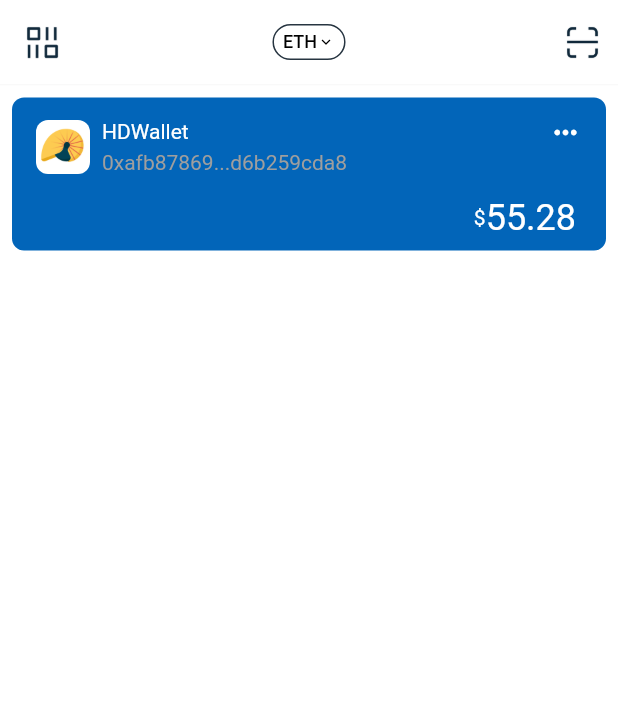
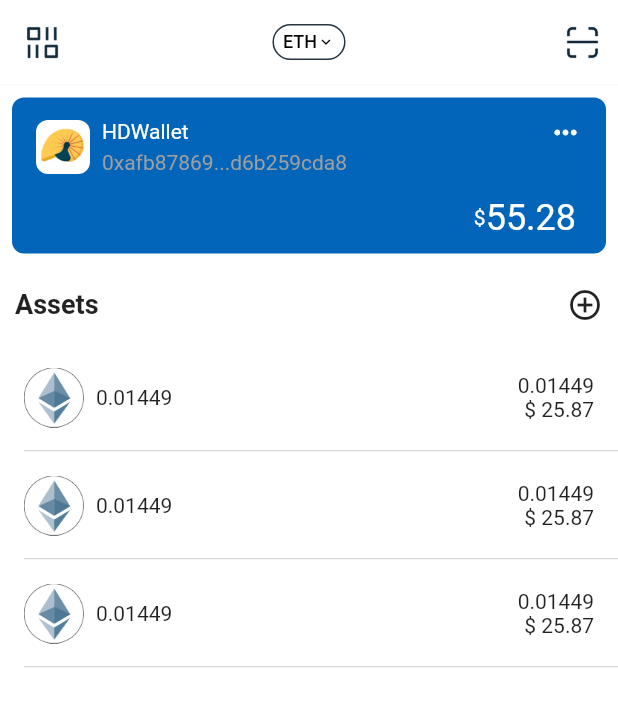
Before and after one commit to lhalcyon/l_token, a Flutter app: the WalletPage screen opened by its route, on a phone screen of 412 x 824 dp. Shown: the top 707 px of the screen. Run offline on Flutter 3.47's test engine with Material 2 defaults, Android fonts, the phone set to English and light mode, and no system bars; our stand-ins replace flutter_redux, redux.

Commit message:
finish simple state of wallet page;todo wallet manage page

```diff
--- a/lib/pages/wallet_page.dart
+++ b/lib/pages/wallet_page.dart
@@ -5,6 +5,7 @@ import 'package:l_token/model/assets.dart';
 import 'package:l_token/model/wallet.dart';
 import 'package:l_token/pages/routes/routes.dart';
 import 'package:l_token/style/styles.dart';
+import 'package:l_token/view/wallet_item_widget.dart';
 import 'package:l_token/view/wallet_widget.dart';
 
 class WalletPage extends StatelessWidget {
@@ -16,7 +17,11 @@ class WalletPage extends StatelessWidget {
   static final GlobalKey<ScaffoldState> _scaffoldKey =
       new GlobalKey<ScaffoldState>();
 
-  final List<Assets> _assets = [];
+  final List<Assets> _assets = [
+    Assets(),
+    Assets(),
+    Assets(),
+  ];
 
   @override
   Widget build(BuildContext context) {
@@ -28,7 +33,7 @@ class WalletPage extends StatelessWidget {
       body: new RefreshIndicator(
 //          color: theme.accentColor,
           key: _refreshIndicatorKey,
-          child: ListView(children: _body()),
+          child: ListView(children: _body(context)),
           onRefresh: _handleRefresh),
     );
   }
@@ -110,22 +115,43 @@ class WalletPage extends StatelessWidget {
     );
   }
 
-  List<Widget> _body(){
+  List<Widget> _body(BuildContext context) {
     List<Widget> list = List();
     HDWallet wallet = new HDWallet();
     wallet.address = "0xafb87869fd4132e8700e8678765cecd6b259cda8";
     wallet.name = "HDWallet";
     Widget currentWalletWidget = new WalletWidget(wallet);
-    Widget assetsMarkWidget = Container();
+    Widget assetsMarkWidget = _bodyLabel(context);
 
     list.add(currentWalletWidget);
     list.add(assetsMarkWidget);
-//    List<Widget> assetsList = _assets.map<Widget>((Assets assets){
-//
-//      return Container();
-//    });
-//    list.addAll(assetsList);
+    List<Widget> assetsWidgetList = _assets.map<Widget>((assets){
+      return new WalletItemWidget(assets);
+    }).toList();
+    list.addAll(assetsWidgetList);
     return list;
   }
 
+  Widget _bodyLabel(BuildContext context) {
+    return new Padding(
+        padding: EdgeInsets.only(left: 10.0, top: 4.0, bottom: 4.0),
+        child: new Row(
+          mainAxisAlignment: MainAxisAlignment.spaceBetween,
+          children: <Widget>[
+            new Text('Assets',
+                style: TextStyle(fontWeight: FontWeight.bold, fontSize: 18.0)),
+            new InkWell(
+              borderRadius: BorderRadius.circular(44.0),
+              child: new Ink(
+                width: 44.0,
+                height: 44.0,
+                child: new Icon(Icons.add_circle_outline),
+              ),
+              onTap: () {
+                print('add');
+              },
+            )
+          ],
+        ));
+  }
 }
--- a/lib/view/list/list_item_widget.dart
+++ b/lib/view/list/list_item_widget.dart
@@ -81,12 +81,10 @@ class ListItemWidget extends StatelessWidget {
           new Container(
             height: Dimens.itemHeight,
             alignment: Alignment.bottomCenter,
-            child: new Padding(
-              padding: EdgeInsets.only(left: Dimens.itemTitleLeading),
-              child: new Divider(
-                color: theme.backgroundColor,
-                height: bottomLineType == BottomLineType.None ? 0.0 : Dimens.line,
-              ),
+            child: new Divider(
+              color: theme.backgroundColor,
+              indent: Dimens.padding,
+              height: bottomLineType == BottomLineType.None ? 0.0 : Dimens.line,
             ),
           )
         ],
--- /dev/null
+++ b/lib/view/wallet_item_widget.dart
@@ -0,0 +1,60 @@
+import 'package:flutter/material.dart';
+import 'package:l_token/model/assets.dart';
+import 'package:l_token/style/styles.dart';
+
+class WalletItemWidget extends StatelessWidget {
+  final Assets _assets;
+
+  WalletItemWidget(this._assets);
+
+  @override
+  Widget build(BuildContext context) {
+    final ThemeData theme = Theme.of(context);
+    final tokenIconSize = 40.0;
+    return new InkWell(
+      child: new Ink(
+        height: 72.0,
+//        padding: new EdgeInsets.symmetric(horizontal: 16.0,vertical: 8.0),
+        child: new Stack(
+          children: <Widget>[
+            new Row(
+              mainAxisAlignment: MainAxisAlignment.spaceBetween,
+              children: <Widget>[
+                new Container(
+                  padding: EdgeInsets.only(left: 16.0),
+                  child: new Image.asset(
+                    'assets/images/ic_transfer_eth_b.png',
+                    height: tokenIconSize,
+                    width: tokenIconSize,
+                  ),
+                ),
+                new Expanded(
+                  child: new Padding(padding: EdgeInsets.only(left: 8.0),child: new Text('0.01449'),)
+                ),
+                new Container(
+                  padding: new EdgeInsets.only(right: 16.0),
+                  child: new Column(
+                    mainAxisAlignment: MainAxisAlignment.center,
+                    crossAxisAlignment: CrossAxisAlignment.end,
+                    children: <Widget>[
+                      new Text('0.01449'),
+                      new Text('\$ 25.87')
+                    ],
+                  ),
+                )
+              ],
+            ),
+            new Container(
+              child: Divider(
+                  height: Dimens.line, color: Color(0xFFCCCCCC), indent: 16.0),
+              alignment: Alignment.bottomCenter,
+            )
+          ],
+        ),
+      ),
+      onTap: () {
+        print('token');
+      },
+    );
+  }
+}
--- a/lib/view/wallet_widget.dart
+++ b/lib/view/wallet_widget.dart
@@ -11,7 +11,7 @@ class WalletWidget extends StatelessWidget {
   Widget build(BuildContext context) {
     final ThemeData theme = Theme.of(context);
     return new Container(
-      padding: const EdgeInsets.only(bottom: 8.0),
+      padding: const EdgeInsets.only(bottom: 10.0),
       decoration: new BoxDecoration(
           borderRadius: const BorderRadius.all(const Radius.circular(8.0)),
           color: theme.highlightColor),
```
Also changed, not shown: pubspec.yaml (+14 -0 lines).
